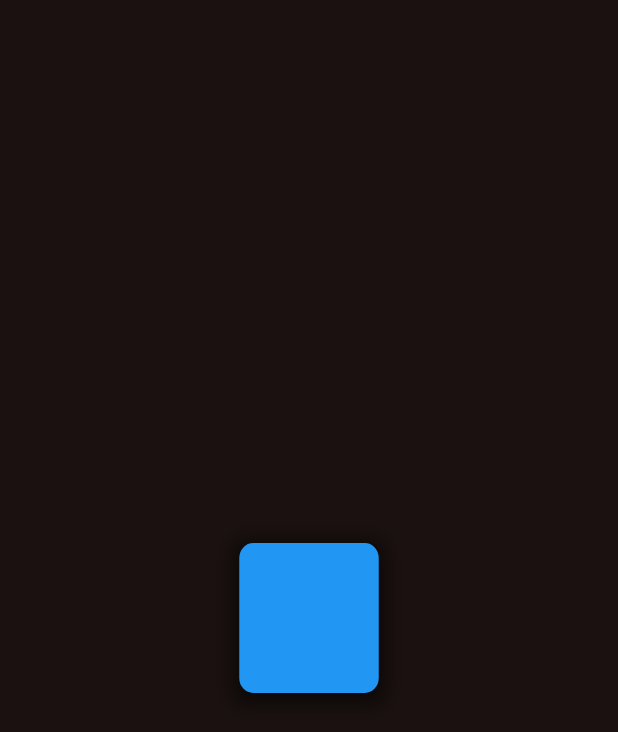
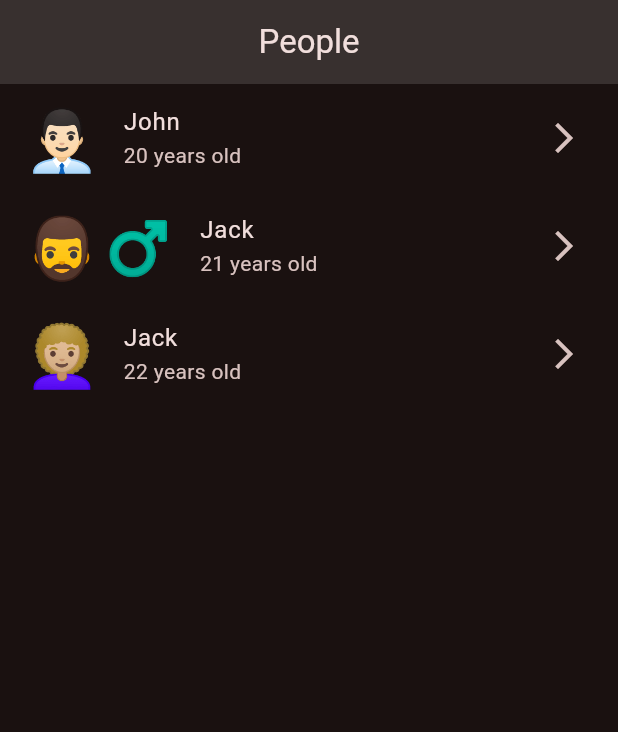
Before and after one commit to shubham050802/AnimationInFlutter, a Flutter app: the screen it shows after launch, on a phone screen of 412 x 824 dp. Shown: the top 732 px of the screen. Run offline on Flutter 3.47's test engine with Material 2 defaults, Android fonts, the phone set to English and light mode, and no system bars.

Commit message:
Hero animation
This is the code for hero animation but the animation is not working properly on android.

```diff
--- a/lib/main.dart
+++ b/lib/main.dart
@@ -1,5 +1,4 @@
 import 'package:flutter/material.dart';
-import 'dart:math';
 
 void main() {
   runApp(const MyApp());
@@ -12,35 +11,26 @@ class MyApp extends StatefulWidget {
   State<MyApp> createState() => _MyAppState();
 }
 
+@immutable
+class Person {
+  final String name;
+  final int age;
+  final String emoji;
+  const Person({required this.name, required this.age, required this.emoji});
+}
+
+const people = [
+  Person(name: 'John', age: 20, emoji: '👨🏻‍💼'),
+  Person(name: 'Jack', age: 21, emoji: '🧔‍♂️'),
+  Person(name: 'Jack', age: 22, emoji: '👩🏼‍🦱'),
+];
+
 class _MyAppState extends State<MyApp> with SingleTickerProviderStateMixin {
   // This widget is the root of your application.
-  late AnimationController _controller;
-  late Animation<double> _animation;
-  @override
-  void initState() {
-    // TODO: implement initState
-    super.initState();
-    _controller = AnimationController(
-      vsync: this,
-      duration: const Duration(seconds: 5),
-    );
-    _animation = Tween(
-      begin: 0.0,
-      end: 2 * pi,
-    ).animate(_controller);
-    _controller.repeat();
-  }
-
-  @override
-  void dispose() {
-    _controller.dispose();
-    super.dispose();
-  }
 
   @override
   Widget build(BuildContext context) {
     return MaterialApp(
-      title: 'Flutter Demo',
       theme: ThemeData(
         brightness: Brightness.dark,
         colorSchemeSeed: Colors.red[700],
@@ -48,31 +38,92 @@ class _MyAppState extends State<MyApp> with SingleTickerProviderStateMixin {
       ),
       darkTheme: ThemeData(brightness: Brightness.dark),
       home: Scaffold(
-          body: Center(
-        child: AnimatedBuilder(
-          animation: _controller,
-          builder: (context, child) {
-            return Transform(
-              alignment: Alignment.center,
-              transform: Matrix4.identity()..rotateY(_animation.value),
-              child: Container(
-                width: 100,
-                height: 100,
-                decoration: BoxDecoration(
-                    color: Colors.blue,
-                    borderRadius: BorderRadius.circular(10),
-                    boxShadow: [
-                      BoxShadow(
-                          color: Colors.black.withOpacity(0.5),
-                          spreadRadius: 5,
-                          blurRadius: 10,
-                          offset: const Offset(0, 3))
-                    ]),
+        appBar: AppBar(
+          title: const Text('People'),
+          centerTitle: true,
+          elevation: 5.0,
+          backgroundColor: Colors.grey[900],
+        ),
+        body: ListView.builder(
+          itemCount: people.length,
+          itemBuilder: (context, index) {
+            final person = people[index];
+            return ListTile(
+              onTap: () {
+                Navigator.of(context).push(MaterialPageRoute(
+                    builder: (context) => Details(person: person)));
+              },
+              leading: Hero(
+                tag: person.name,
+                child: Text(
+                  person.emoji,
+                  style: const TextStyle(fontSize: 40),
+                ),
               ),
+              title: Text(person.name),
+              subtitle: Text('${person.age} years old'),
+              trailing: const Icon(Icons.arrow_forward_ios),
             );
           },
         ),
-      )),
+      ),
     );
   }
 }
+
+class Details extends StatelessWidget {
+  final Person person;
+  const Details({super.key, required this.person});
+
+  @override
+  Widget build(BuildContext context) {
+    return Scaffold(
+      appBar: AppBar(
+        elevation: 5.0,
+        centerTitle: true,
+        title: Hero(
+          flightShuttleBuilder: (flightContext, animation, flightDirection,
+              fromHeroContext, toHeroContext) {
+            switch (flightDirection) {
+              case HeroFlightDirection.push:
+                return Material(
+                    color: Colors.transparent,
+                    child: ScaleTransition(
+                        scale: animation.drive(Tween<double>(begin: 0, end: 1)
+                            .chain(CurveTween(curve: Curves.fastOutSlowIn))),
+                        child: toHeroContext.widget));
+              case HeroFlightDirection.pop:
+                return Material(
+                    color: Colors.transparent, child: fromHeroContext.widget);
+            }
+          },
+          tag: person.name,
+          child: Text(
+            person.emoji,
+            style: const TextStyle(fontSize: 50),
+          ),
+        ),
+      ),
+      body: Center(
+        child: Column(
+          children: [
+            const SizedBox(
+              height: 20.0,
+            ),
+            Text(
+              person.name,
+              style: const TextStyle(fontSize: 20),
+            ),
+            const SizedBox(
+              height: 20.0,
+            ),
+            Text(
+              '${person.age} years old',
+              style: const TextStyle(fontSize: 20),
+            ),
+          ],
+        ),
+      ),
+    );
+  }
+}
```
